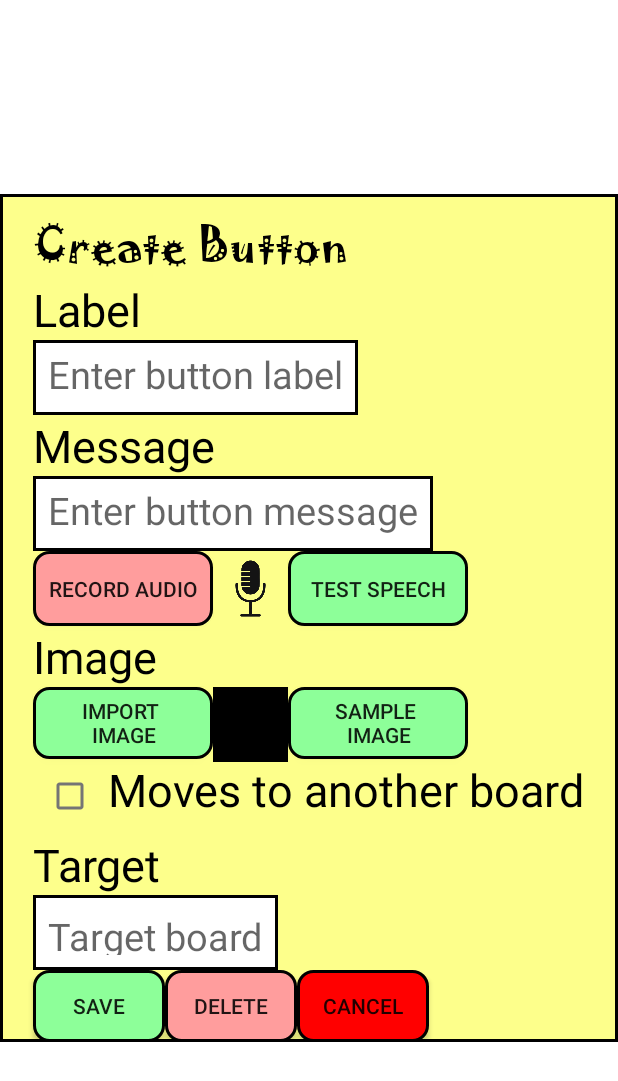
After one commit to danielgoldfarb1812/xPressMe, an Android app: the layout create_button_popup_menu.xml on its own in the app's theme, with its tools: preview values and no code run, on a phone screen of 412 x 824 dp. The commit adds this screen. Shown: the top 1081 px of the screen. Run offline under Robolectric (Android 15) with nearby library versions, the phone set to English and light mode, and no system bars.

Commit message:
added popup window (still not functional)

```diff
--- a/app/src/main/java/com/example/xpressme/ButtonAdapter.java
+++ b/app/src/main/java/com/example/xpressme/ButtonAdapter.java
@@ -64,11 +64,6 @@ public class ButtonAdapter extends RecyclerView.Adapter<ButtonViewHolder> {
 
     }
 
-    private void showMessage(String message) {
-        // Create and show a toast message
-        Toast.makeText(context, message, Toast.LENGTH_SHORT).show();
-    }
-
     @Override
     public int getItemCount() {
         return buttonList.size();
--- a/app/src/main/java/com/example/xpressme/ButtonConfigurationDialogFragment.java
+++ /dev/null
@@ -1,22 +0,0 @@
-package com.example.xpressme;
-
-import android.os.Bundle;
-import android.view.LayoutInflater;
-import android.view.View;
-import android.view.ViewGroup;
-
-import androidx.fragment.app.DialogFragment;
-
-public class ButtonConfigurationDialogFragment extends DialogFragment {
-
-    @Override
-    public View onCreateView(LayoutInflater inflater, ViewGroup container,
-                             Bundle savedInstanceState) {
-        // Inflate the layout for this fragment
-        View view = inflater.inflate(R.layout.fragment_button_configuration, container, false);
-
-        // Configure your UI elements and logic for button configuration here
-
-        return view;
-    }
-}
--- a/app/src/main/java/com/example/xpressme/CreateBoardActivity.java
+++ b/app/src/main/java/com/example/xpressme/CreateBoardActivity.java
@@ -7,10 +7,15 @@ import androidx.recyclerview.widget.RecyclerView;
 
 import android.content.Intent;
 import android.os.Bundle;
+import android.view.Gravity;
+import android.view.LayoutInflater;
 import android.view.MenuItem;
+import android.view.MotionEvent;
 import android.view.View;
+import android.view.ViewGroup;
 import android.widget.EditText;
 import android.widget.PopupMenu;
+import android.widget.PopupWindow;
 import android.widget.TextView;
 
 import com.google.firebase.auth.FirebaseAuth;
@@ -22,9 +27,11 @@ public class CreateBoardActivity extends AppCompatActivity implements ButtonAdap
     Button[] buttonArr = new Button[18];
     FirebaseAuth firebaseAuth;
     private RecyclerView buttonRecyclerView;
+    private PopupWindow popupWindow;
     private ButtonAdapter buttonAdapter;
     private List<Button> buttonList;
     TextView boardNameTextview;
+    View popupView;
     android.widget.Button confirmBoardNameBtn;
     EditText boardNameEdittext;
     androidx.appcompat.widget.AppCompatButton menuBtn, doneBtn;
@@ -47,17 +54,32 @@ public class CreateBoardActivity extends AppCompatActivity implements ButtonAdap
 
         // Set up click listeners for buttons
         initButtons();
+        // Initialize the popup window
+        LayoutInflater inflater = (LayoutInflater) getSystemService(LAYOUT_INFLATER_SERVICE);
+        popupView = inflater.inflate(R.layout.create_button_popup_menu, null);
+        popupWindow = new PopupWindow(
+                popupView,
+                ViewGroup.LayoutParams.WRAP_CONTENT,
+                ViewGroup.LayoutParams.WRAP_CONTENT,
+                true
+        );
     }
     @Override
     public void onButtonClick(int position) {
         // הפונקציה ליצירת כפתור חדש ושמירתו במערך
         //פה צריך לפתוח תפריט של יצירת כפתור
         // ולאחר סיום, נשמור את הכפתור במערך של הכפתורים
-        showCreateButtonPopupMenu();
+        showPopup();
+
+        // לאחר סיום יצירת הכפתור - שמירתו במערך הכפתורים
         buttonArr[position] = buttonList.get(position);
+
     }
 
-    private void showCreateButtonPopupMenu() {
+    private void showPopup() {
+        // Show the popup window
+        popupWindow.showAtLocation(findViewById(R.id.board_name_textview), Gravity.CENTER, 0, 0);
+
 
     }
 
--- /dev/null
+++ b/app/src/main/res/drawable/cancel_btn_border.xml
@@ -0,0 +1,13 @@
+<shape xmlns:android="http://schemas.android.com/apk/res/android"
+    android:shape="rectangle" >
+
+    <solid android:color="#FF0000" />
+
+    <stroke
+        android:width="2sp"
+        android:color="@color/black" />
+
+    <corners
+        android:radius="10dp" />
+
+</shape>
--- /dev/null
+++ b/app/src/main/res/drawable/green_btn_border.xml
@@ -0,0 +1,13 @@
+<shape xmlns:android="http://schemas.android.com/apk/res/android"
+    android:shape="rectangle" >
+
+    <solid android:color="#8DFF99" />
+
+    <stroke
+        android:width="2sp"
+        android:color="@color/black" />
+
+    <corners
+        android:radius="10dp" />
+
+</shape>
--- a/app/src/main/res/drawable/menu_icon.xml
+++ /dev/null
@@ -1,5 +0,0 @@
-<vector android:height="24dp" android:tint="#000000"
-    android:viewportHeight="24" android:viewportWidth="24"
-    android:width="24dp" xmlns:android="http://schemas.android.com/apk/res/android">
-    <path android:fillColor="@android:color/white" android:pathData="M3,18h18v-2L3,16v2zM3,13h18v-2L3,11v2zM3,6v2h18L21,6L3,6z"/>
-</vector>
--- /dev/null
+++ b/app/src/main/res/drawable/popup_bg_with_border.xml
@@ -0,0 +1,10 @@
+<shape xmlns:android="http://schemas.android.com/apk/res/android"
+    android:shape="rectangle" >
+
+    <solid android:color="@color/form_color" />
+
+    <stroke
+        android:width="2sp"
+        android:color="@color/black" />
+
+</shape>
--- /dev/null
+++ b/app/src/main/res/drawable/red_btn_border.xml
@@ -0,0 +1,13 @@
+<shape xmlns:android="http://schemas.android.com/apk/res/android"
+    android:shape="rectangle" >
+
+    <solid android:color="#FF9D9D" />
+
+    <stroke
+        android:width="2sp"
+        android:color="@color/black" />
+
+    <corners
+        android:radius="10dp" />
+
+</shape>
--- /dev/null
+++ b/app/src/main/res/layout/create_button_popup_menu.xml
@@ -0,0 +1,181 @@
+<?xml version="1.0" encoding="utf-8"?>
+<RelativeLayout xmlns:android="http://schemas.android.com/apk/res/android"
+    android:layout_width="match_parent"
+    android:layout_height="match_parent">
+
+    <RelativeLayout
+        android:layout_width="500dp"
+        android:layout_height="wrap_content"
+        android:layout_centerInParent="true"
+        android:background="@drawable/popup_bg_with_border"
+        android:gravity="center">
+
+        <TextView
+            android:id="@+id/form_title_textview"
+            android:layout_width="wrap_content"
+            android:layout_height="wrap_content"
+            android:layout_marginTop="10dp"
+            android:fontFamily="@font/jokerman_regular"
+            android:text="Create Button"
+            android:textColor="@color/black"
+            android:textSize="30sp" />
+
+        <TextView
+            android:id="@+id/btn_label_textview"
+            android:layout_width="wrap_content"
+            android:layout_height="wrap_content"
+            android:layout_below="@id/form_title_textview"
+            android:text="Label"
+            android:textColor="@color/black"
+            android:textSize="30sp" />
+
+        <EditText
+            android:padding="10sp"
+            android:id="@+id/btn_label_edittext"
+            android:layout_width="wrap_content"
+            android:layout_height="50dp"
+            android:layout_below="@id/btn_label_textview"
+            android:background="@drawable/edittext_color_with_border"
+            android:hint="Enter button label"
+            android:textSize="25sp" />
+
+        <TextView
+            android:id="@+id/btn_message_textview"
+            android:layout_width="wrap_content"
+            android:layout_height="wrap_content"
+            android:layout_below="@id/btn_label_edittext"
+            android:text="Message"
+            android:textColor="@color/black"
+            android:textSize="30sp" />
+
+        <EditText
+            android:padding="10sp"
+            android:id="@+id/btn_message_edittext"
+            android:layout_width="wrap_content"
+            android:layout_height="50dp"
+            android:layout_below="@id/btn_message_textview"
+            android:background="@drawable/edittext_color_with_border"
+            android:hint="Enter button message"
+            android:textSize="25sp" />
+
+        <androidx.appcompat.widget.AppCompatButton
+            android:id="@+id/btn_record_audio"
+            android:layout_width="120dp"
+            android:layout_height="50dp"
+            android:layout_below="@id/btn_message_edittext"
+            android:background="@drawable/red_btn_border"
+            android:padding="10sp"
+            android:text="Record audio" />
+
+        <androidx.constraintlayout.utils.widget.ImageFilterView
+            android:id="@+id/mic_icon"
+            android:layout_width="50dp"
+            android:layout_height="50dp"
+            android:layout_below="@id/btn_message_edittext"
+            android:layout_toRightOf="@id/btn_record_audio"
+            android:background="@drawable/microphone_icon" />
+
+        <androidx.appcompat.widget.AppCompatButton
+            android:id="@+id/btn_test_audio"
+            android:layout_width="120dp"
+            android:layout_height="50dp"
+            android:layout_below="@id/btn_message_edittext"
+            android:layout_toRightOf="@id/mic_icon"
+            android:background="@drawable/green_btn_border"
+            android:text="Test speech" />
+
+        <TextView
+            android:id="@+id/btn_image_textview"
+            android:layout_width="wrap_content"
+            android:layout_height="wrap_content"
+            android:layout_below="@id/btn_record_audio"
+            android:text="Image"
+            android:textColor="@color/black"
+            android:textSize="30sp" />
+
+        <androidx.appcompat.widget.AppCompatButton
+            android:id="@+id/btn_import_image"
+            android:layout_width="120dp"
+            android:layout_height="wrap_content"
+            android:layout_below="@id/btn_image_textview"
+            android:background="@drawable/green_btn_border"
+            android:text="Import \nimage" />
+
+        <ImageView
+            android:id="@+id/btn_img_src"
+            android:layout_width="50dp"
+            android:layout_height="50dp"
+            android:layout_below="@id/btn_image_textview"
+            android:layout_toRightOf="@id/btn_import_image"
+            android:background="@color/black" />
+
+        <androidx.appcompat.widget.AppCompatButton
+            android:id="@+id/btn_sample_image"
+            android:layout_width="120dp"
+            android:layout_height="wrap_content"
+            android:layout_below="@id/btn_image_textview"
+            android:layout_toRightOf="@id/btn_img_src"
+            android:background="@drawable/green_btn_border"
+            android:text="Sample \nimage" />
+
+        <CheckBox
+            android:id="@+id/move_to_board_checkbox"
+            android:layout_width="50dp"
+            android:layout_height="50dp"
+            android:layout_below="@id/btn_import_image" />
+
+        <TextView
+            android:layout_width="wrap_content"
+            android:layout_height="wrap_content"
+            android:layout_below="@id/btn_import_image"
+            android:layout_toRightOf="@id/move_to_board_checkbox"
+            android:text="Moves to another board"
+            android:textColor="@color/black"
+            android:textSize="30sp" />
+
+        <TextView
+            android:id="@+id/btn_target_label"
+            android:layout_width="wrap_content"
+            android:layout_height="wrap_content"
+            android:layout_below="@id/move_to_board_checkbox"
+            android:text="Target"
+            android:textColor="@color/black"
+            android:textSize="30sp" />
+
+        <TextView
+            android:padding="10sp"
+            android:id="@+id/btn_target_edittext"
+            android:layout_width="wrap_content"
+            android:layout_height="50dp"
+            android:layout_below="@id/btn_target_label"
+            android:background="@drawable/edittext_color_with_border"
+            android:hint="Target board"
+            android:textSize="25sp" />
+
+        <androidx.appcompat.widget.AppCompatButton
+            android:id="@+id/btn_save"
+            android:layout_width="wrap_content"
+            android:layout_height="wrap_content"
+            android:text="Save"
+            android:layout_below="@id/btn_target_edittext"
+            android:background="@drawable/green_btn_border"/>
+        <androidx.appcompat.widget.AppCompatButton
+            android:id="@+id/btn_delete"
+            android:layout_width="wrap_content"
+            android:layout_height="wrap_content"
+            android:text="Delete"
+            android:layout_below="@id/btn_target_edittext"
+            android:layout_toRightOf="@id/btn_save"
+            android:background="@drawable/red_btn_border"/>
+        <androidx.appcompat.widget.AppCompatButton
+            android:id="@+id/btn_cancel"
+            android:layout_width="wrap_content"
+            android:layout_height="wrap_content"
+            android:text="Cancel"
+            android:layout_below="@id/btn_target_edittext"
+            android:layout_toRightOf="@id/btn_delete"
+            android:background="@drawable/cancel_btn_border"/>
+    </RelativeLayout>
+
+
+</RelativeLayout>
--- a/app/src/main/res/layout/fragment_button_configuration.xml
+++ /dev/null
@@ -1,10 +0,0 @@
-<?xml version="1.0" encoding="utf-8"?>
-<RelativeLayout xmlns:android="http://schemas.android.com/apk/res/android"
-    android:layout_width="match_parent"
-    android:layout_height="match_parent">
-
-    <TextView
-        android:layout_width="wrap_content"
-        android:layout_height="wrap_content"
-        android:text="BUTTON CONFIG"/>
-</RelativeLayout>
```
